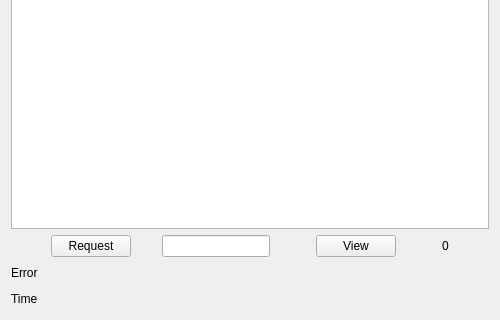
hassan-kandil/DistImage, file sharedimagesdialog.ui: the form before one commit; both pictures show x 0 to 500 and y 180 to 500 of the 500 by 500 pixel window.
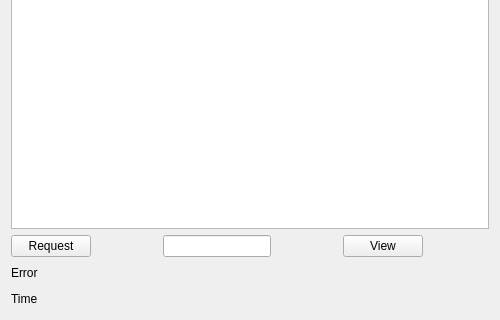
The form after the commit.

```diff
--- a/sharedimagesdialog.ui
+++ b/sharedimagesdialog.ui
@@ -70,19 +70,6 @@
    </item>
    <item>
     <layout class="QHBoxLayout" name="horizontalLayout">
-     <item>
-      <spacer name="horizontalSpacer_2">
-       <property name="orientation">
-        <enum>Qt::Horizontal</enum>
-       </property>
-       <property name="sizeHint" stdset="0">
-        <size>
-         <width>40</width>
-         <height>20</height>
-        </size>
-       </property>
-      </spacer>
-     </item>
      <item>
       <widget class="QPushButton" name="push_request">
        <property name="text">
@@ -126,26 +113,6 @@
        </property>
       </widget>
      </item>
-     <item>
-      <spacer name="horizontalSpacer_7">
-       <property name="orientation">
-        <enum>Qt::Horizontal</enum>
-       </property>
-       <property name="sizeHint" stdset="0">
-        <size>
-         <width>40</width>
-         <height>20</height>
-        </size>
-       </property>
-      </spacer>
-     </item>
-     <item>
-      <widget class="QLabel" name="lbl_rem">
-       <property name="text">
-        <string>0</string>
-       </property>
-      </widget>
-     </item>
      <item>
       <spacer name="horizontalSpacer_9">
        <property name="orientation">
```
